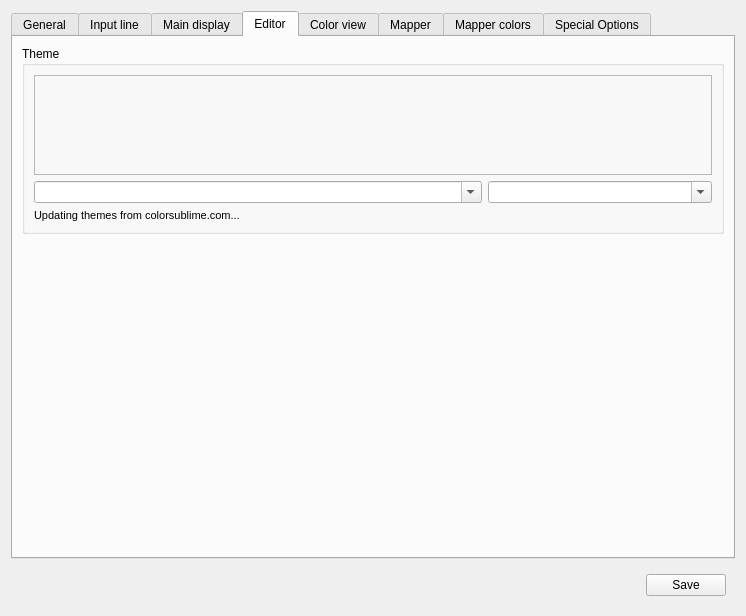
This is src/ui/profile_preferences.ui in Mudlet/Mudlet as Qt 5 draws it before an edit. The edited form follows.
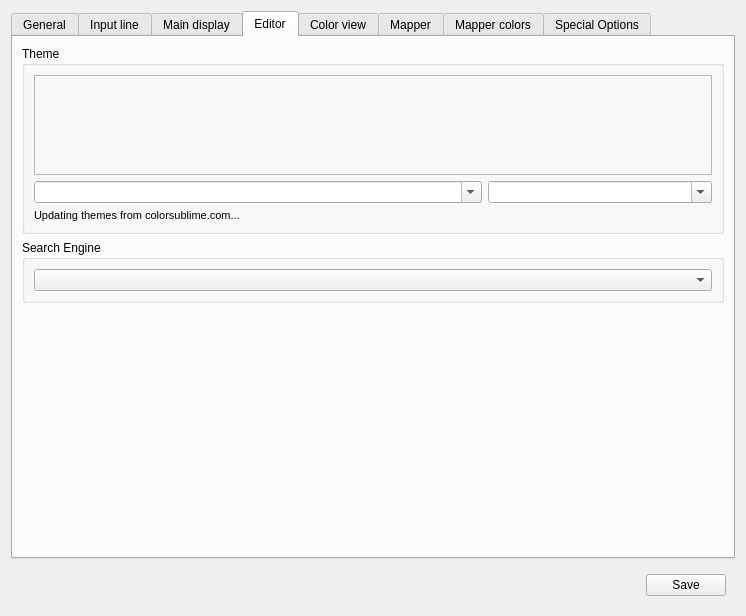
This is the edited form. The open tabs and pages were chosen to show the change. Icons and pictures are not drawn. Custom widgets are drawn as their Qt base class.

Commit message: Add "search online" right-click option to the console. #1059

```diff
--- a/src/ui/profile_preferences.ui
+++ b/src/ui/profile_preferences.ui
@@ -921,6 +921,19 @@
        <string>Editor</string>
       </attribute>
       <layout class="QGridLayout" name="gridLayout_26">
+       <item row="2" column="0">
+        <spacer name="verticalSpacer_5">
+         <property name="orientation">
+          <enum>Qt::Vertical</enum>
+         </property>
+         <property name="sizeHint" stdset="0">
+          <size>
+           <width>20</width>
+           <height>40</height>
+          </size>
+         </property>
+        </spacer>
+       </item>
        <item row="0" column="0">
         <widget class="QGroupBox" name="code_editor_theme_selection_groupbox">
          <property name="title">
@@ -1003,17 +1016,20 @@
         </widget>
        </item>
        <item row="1" column="0">
-        <spacer name="verticalSpacer_5">
-         <property name="orientation">
-          <enum>Qt::Vertical</enum>
+        <widget class="QGroupBox" name="code_editor_search_engine_selection_groupbox">
+         <property name="title">
+          <string>Search Engine</string>
          </property>
-         <property name="sizeHint" stdset="0">
-          <size>
-           <width>20</width>
-           <height>40</height>
-          </size>
-         </property>
-        </spacer>
+         <layout class="QHBoxLayout" name="horizontalLayout_7">
+          <item>
+           <layout class="QHBoxLayout" name="horizontalLayout_4">
+            <item>
+             <widget class="QComboBox" name="search_engine_combobox"/>
+            </item>
+           </layout>
+          </item>
+         </layout>
+        </widget>
        </item>
       </layout>
      </widget>
```
Left out of the diff: 2 changed lines with no effect on the pictures. The commit also changes 7 other files.
